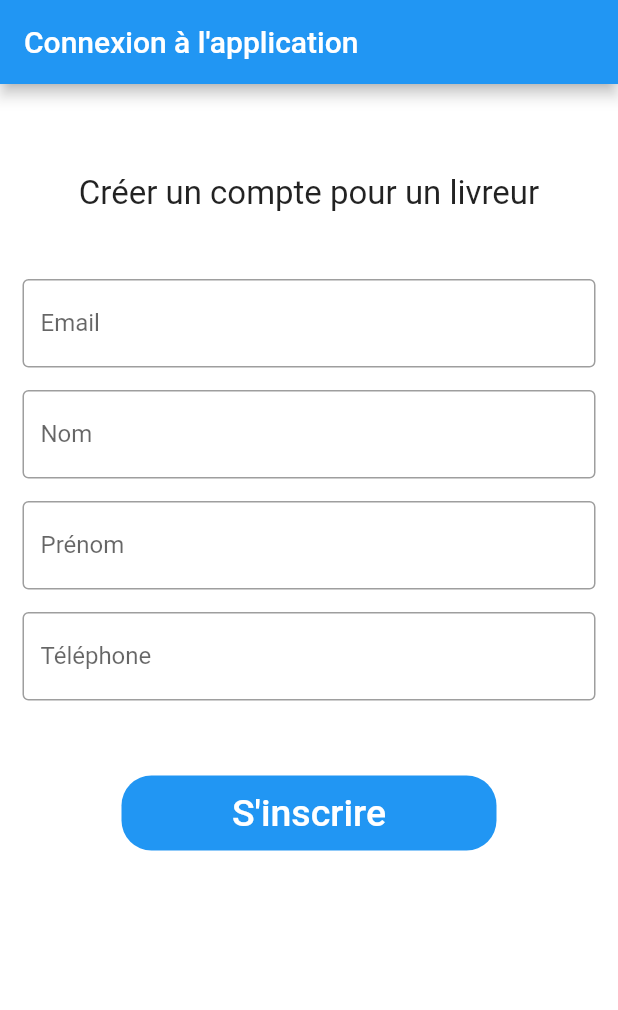
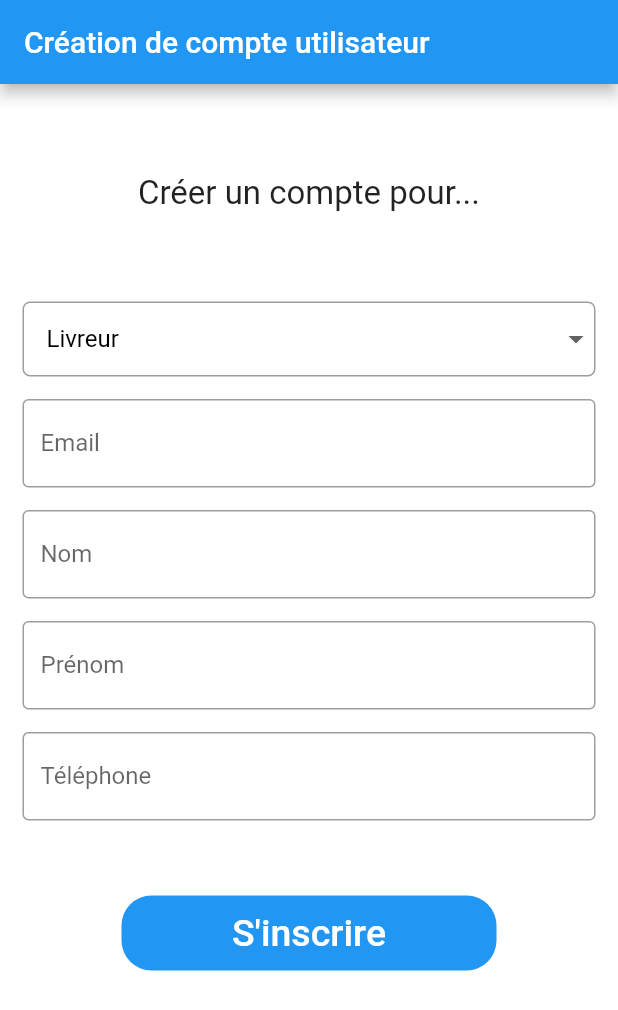
Before and after one commit to Beaurval/goodfood-mobile, a Flutter app: the screen it shows after launch, on a phone screen of 412 x 824 dp. Shown: the top 1010 px of the screen. Run offline on Flutter 3.47's test engine with Material 2 defaults, Android fonts, the phone set to English and light mode, and no system bars; our stand-ins replace dio, either_dart, equatable, firebase_auth, firebase_core, flutter_hooks and 4 more; missing offline and left inert: morphable_shape; accounts and stored records are empty.

Commit message:
create livreur / administrateur / restaurateur

```diff
--- /dev/null
+++ b/lib/data/models/request/create_user__with_role_request.dart
@@ -0,0 +1,29 @@
+import 'package:equatable/equatable.dart';
+
+class CreateUserRequestWithRole extends Equatable {
+  final String? email;
+  final String? firstName;
+  final String? lastName;
+  final String? phoneNumber;
+  final int? roleId;
+
+  const CreateUserRequestWithRole(
+      {required this.email,
+      required this.firstName,
+      required this.lastName,
+      required this.phoneNumber,
+      required this.roleId});
+
+  @override
+  List<Object?> get props => [email, firstName, lastName, phoneNumber, roleId];
+
+  Map toJson() {
+    return {
+      'email': email,
+      'firstName': firstName,
+      'lastName': lastName,
+      'phoneNumber': phoneNumber,
+      'roleId': roleId,
+    };
+  }
+}
--- a/lib/presentation/admin/screens/add_user_screen.dart
+++ b/lib/presentation/admin/screens/add_user_screen.dart
@@ -1,4 +1,7 @@
 import 'package:flutter/material.dart';
+import 'package:flutter_hooks/flutter_hooks.dart';
+import 'package:goodfood_mobile/data/api/user_api.dart';
+import 'package:goodfood_mobile/data/models/request/create_user__with_role_request.dart';
 import 'package:goodfood_mobile/data/models/request/create_user_request.dart';
 import 'package:goodfood_mobile/domain/use_cases/sign_up_usecase.dart';
 import 'package:goodfood_mobile/presentation/authentication/screens/login_method/email_login_screen.dart';
@@ -13,18 +16,23 @@ class AddUserScreen extends HookConsumerWidget {
 
   @override
   Widget build(BuildContext context, WidgetRef ref) {
-    SignUpViewModel viewModel =
-        SignUpViewModel(ref.watch(signUpUserUseCaseProvider));
+    UserApi _api = UserApi();
 
-    var emailController = TextEditingController();
-    var firstNameController = TextEditingController();
-    var lastNameController = TextEditingController();
-    var phoneController = TextEditingController();
+    const List<String> list = <String>[
+      'Livreur',
+      'Administrateur',
+      'Restaurateur'
+    ];
+    var selectedValue = useState<String>('Livreur');
+    var emailController = useTextEditingController(text: '');
+    var firstNameController = useTextEditingController(text: '');
+    var lastNameController = useTextEditingController(text: '');
+    var phoneController = useTextEditingController(text: '');
 
     return Scaffold(
       backgroundColor: Colors.white,
       appBar: AppBar(
-        title: const Text("Connexion à l'application"),
+        title: const Text("Création de compte utilisateur"),
       ),
       body: SingleChildScrollView(
         child: Column(
@@ -38,8 +46,30 @@ class AddUserScreen extends HookConsumerWidget {
                     child: Text(
                         style: TextStyle(fontSize: 22),
                         textAlign: TextAlign.center,
-                        'Créer un compte pour un livreur')),
+                        'Créer un compte pour...')),
               ),
+            ),
+            Container(
+              decoration: BoxDecoration(
+                  border: Border.all(color: Colors.grey),
+                  borderRadius: BorderRadius.all(Radius.circular(5.0))),
+              margin: const EdgeInsets.all(15.0),
+              padding: EdgeInsets.only(left: 15),
+              width: double.infinity,
+              child: DropdownButtonHideUnderline(
+                  child: DropdownButton<String>(
+                focusColor: Colors.black,
+                items: list.map((String value) {
+                  return DropdownMenuItem<String>(
+                    value: value,
+                    child: Text(style: TextStyle(color: Colors.black), value),
+                  );
+                }).toList(),
+                onChanged: (value) {
+                  selectedValue.value = value ?? 'One';
+                },
+                value: selectedValue.value,
+              )),
             ),
             Padding(
               padding: const EdgeInsets.symmetric(horizontal: 15),
@@ -91,7 +121,14 @@ class AddUserScreen extends HookConsumerWidget {
               decoration: BoxDecoration(
                   color: Colors.blue, borderRadius: BorderRadius.circular(20)),
               child: TextButton(
-                onPressed: () async {},
+                onPressed: () async {
+                  _api.createUserWithRole(CreateUserRequestWithRole(
+                      email: emailController.text,
+                      firstName: firstNameController.text,
+                      lastName: lastNameController.text,
+                      phoneNumber: phoneController.text,
+                      roleId: list.indexOf(selectedValue.value)));
+                },
                 child: const Text(
                   'S\'inscrire',
                   style: TextStyle(color: Colors.white, fontSize: 25),
```
Also changed, not shown: lib/data/api/user_api.dart (+21 -1 lines).
